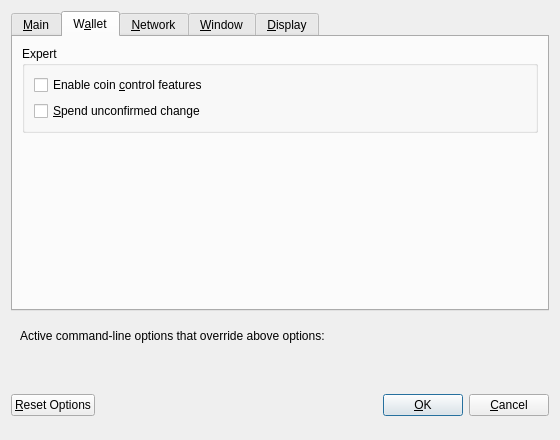
This is src/qt/forms/optionsdialog.ui in frozenflux3/munt-official as Qt 5 draws it before an edit. The edited form follows.
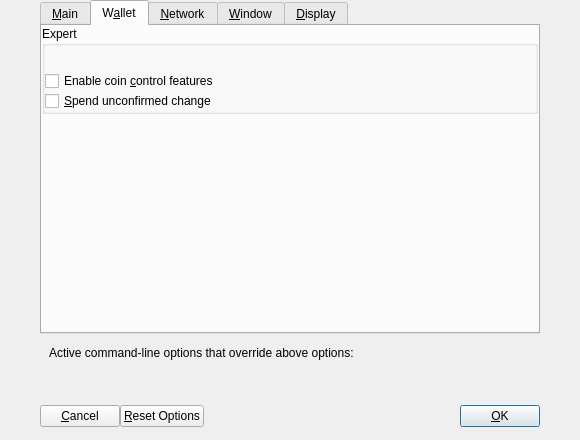
This is the edited form. The open tabs and pages were chosen to show the change. Custom widgets are drawn as their Qt base class.

The edit to the form file:
```diff
--- a/src/qt/forms/optionsdialog.ui
+++ b/src/qt/forms/optionsdialog.ui
@@ -6,7 +6,7 @@
    <rect>
     <x>0</x>
     <y>0</y>
-    <width>560</width>
+    <width>580</width>
     <height>440</height>
    </rect>
   </property>
@@ -17,6 +17,21 @@
    <bool>true</bool>
   </property>
   <layout class="QVBoxLayout" name="verticalLayout">
+   <property name="spacing">
+    <number>0</number>
+   </property>
+   <property name="leftMargin">
+    <number>40</number>
+   </property>
+   <property name="topMargin">
+    <number>0</number>
+   </property>
+   <property name="rightMargin">
+    <number>40</number>
+   </property>
+   <property name="bottomMargin">
+    <number>0</number>
+   </property>
    <item>
     <widget class="QTabWidget" name="tabWidget">
      <property name="currentIndex">
@@ -137,12 +152,33 @@
        <string>W&amp;allet</string>
       </attribute>
       <layout class="QVBoxLayout" name="verticalLayout_Wallet">
+       <property name="spacing">
+        <number>10</number>
+       </property>
+       <property name="margin">
+        <number>0</number>
+       </property>
        <item>
         <widget class="QGroupBox" name="groupBox">
          <property name="title">
           <string>Expert</string>
          </property>
          <layout class="QVBoxLayout" name="verticalLayout_2">
+          <property name="spacing">
+           <number>0</number>
+          </property>
+          <property name="leftMargin">
+           <number>0</number>
+          </property>
+          <property name="topMargin">
+           <number>25</number>
+          </property>
+          <property name="rightMargin">
+           <number>0</number>
+          </property>
+          <property name="bottomMargin">
+           <number>0</number>
+          </property>
           <item>
            <widget class="QCheckBox" name="coinControlFeatures">
             <property name="toolTip">
@@ -691,6 +727,19 @@
    </item>
    <item>
     <layout class="QHBoxLayout" name="horizontalLayout_Buttons">
+     <property name="spacing">
+      <number>0</number>
+     </property>
+     <item>
+      <widget class="QPushButton" name="cancelButton">
+       <property name="text">
+        <string>&amp;Cancel</string>
+       </property>
+       <property name="autoDefault">
+        <bool>false</bool>
+       </property>
+      </widget>
+     </item>
      <item>
       <widget class="QPushButton" name="resetButton">
        <property name="toolTip">
@@ -740,6 +789,9 @@
        <property name="wordWrap">
         <bool>true</bool>
        </property>
+       <property name="indent">
+        <number>0</number>
+       </property>
       </widget>
      </item>
      <item>
@@ -768,16 +820,6 @@
        </property>
       </widget>
      </item>
-     <item>
-      <widget class="QPushButton" name="cancelButton">
-       <property name="text">
-        <string>&amp;Cancel</string>
-       </property>
-       <property name="autoDefault">
-        <bool>false</bool>
-       </property>
-      </widget>
-     </item>
     </layout>
    </item>
   </layout>
```
Left out of the diff: 26 changed lines with no effect on the pictures.
